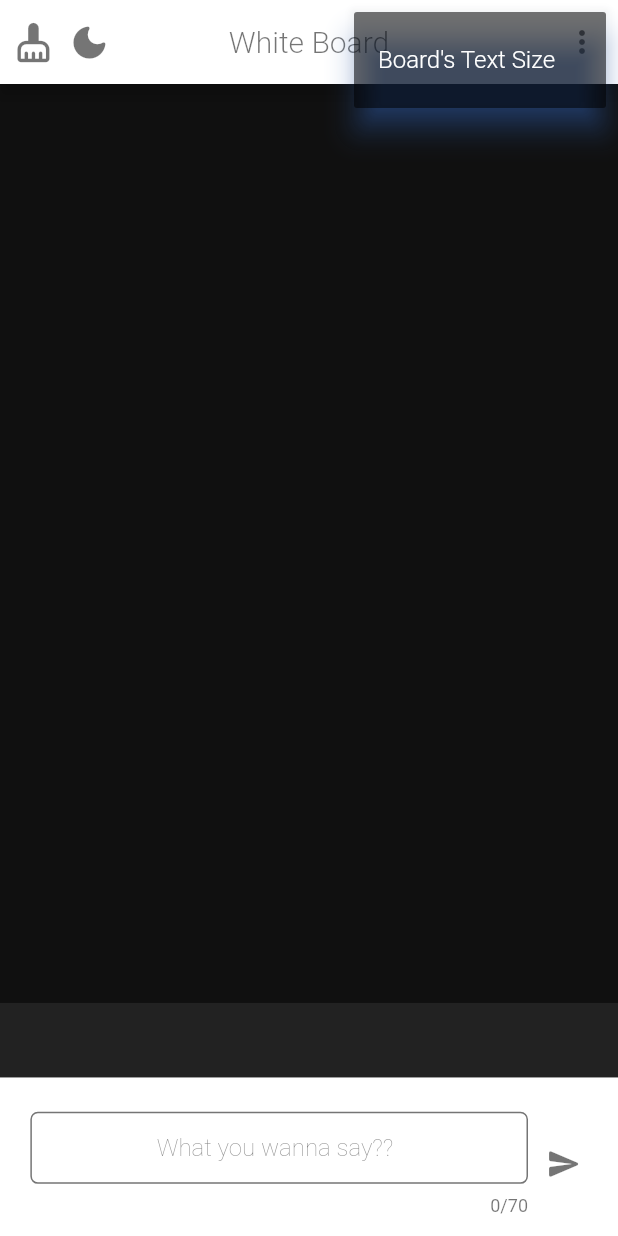
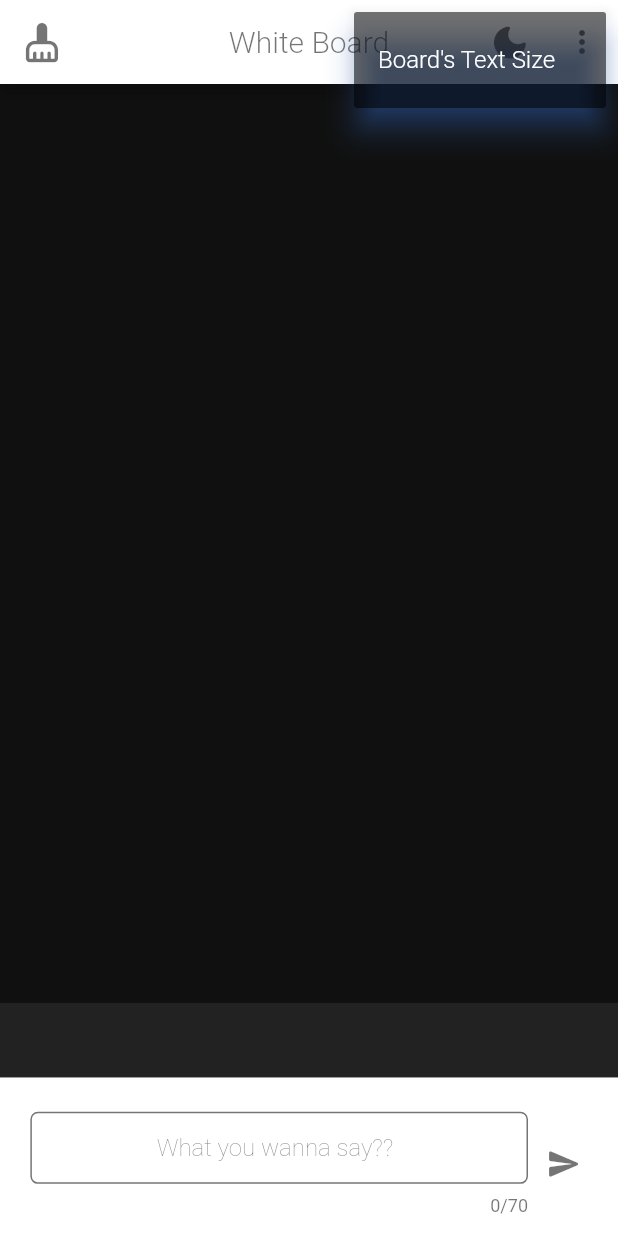
Before and after one commit to CleverJotech/whiteboard, a Flutter app: the screen it shows after launch, after a tap on the "light mode" icon, after a tap on the "more vert" icon, on a phone screen of 412 x 824 dp. Run offline on Flutter 3.47's test engine with Material 2 defaults, Android fonts, the phone set to English and light mode, and no system bars; our stand-ins replace animated_text_kit, flutter_screenutil, in_app_review.

Commit message:
possible works

```diff
--- a/lib/main.dart
+++ b/lib/main.dart
@@ -263,15 +263,7 @@ class _MyHomePageState extends State<MyHomePage> {
     return Scaffold(
         appBar: AppBar(
           backgroundColor: colorMaroon,
-          leading: Column(
-            mainAxisAlignment: MainAxisAlignment.spaceAround,
-            children: [
-              Row(
-                crossAxisAlignment: CrossAxisAlignment.center,
-                mainAxisAlignment: MainAxisAlignment.center,
-                children: [
-                  Expanded(
-                    child: IconButton(
+          leading:  IconButton(
                       iconSize: 25.sp,
                       focusColor: colorNull,
                       hoverColor: colorNull,
@@ -287,17 +279,16 @@ class _MyHomePageState extends State<MyHomePage> {
                         color: colorWhiteBlend,
                       ),
                     ),
-                  ),
-                  Flexible(
-                    child: Divider(
-                      thickness: 90.h,
-                      indent: 13.h,
-                      endIndent: 13.w,
-                      height: 13.h,
-                    ),
-                  ),
-                  Expanded(
-                    child: IconButton(
+          centerTitle: true,
+          title: Text(
+            widget.title,
+            style: TextStyle(
+              color: colorWhiteBlend,
+              fontWeight: FontWeight.w300,
+            ),
+          ),
+          actions: [
+            IconButton(
                       iconSize: 25.sp,
                       focusColor: colorNull,
                       hoverColor: colorNull,
@@ -315,20 +306,6 @@ class _MyHomePageState extends State<MyHomePage> {
                         color: colorWhiteBlend,
                       ),
                     ),
-                  ),
-                ],
-              ),
-            ],
-          ),
-          centerTitle: true,
-          title: Text(
-            widget.title,
-            style: TextStyle(
-              color: colorWhiteBlend,
-              fontWeight: FontWeight.w300,
-            ),
-          ),
-          actions: [
             PopupMenuButton(
               splashRadius: 15,
               initialValue: selectedMenu,
```
